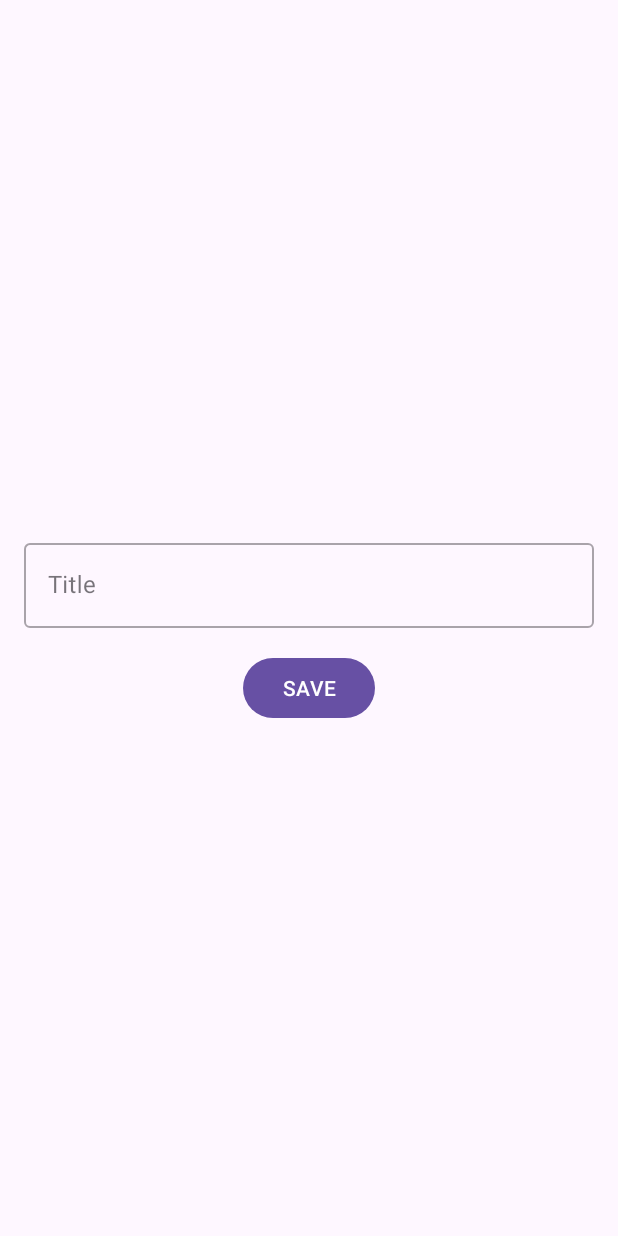
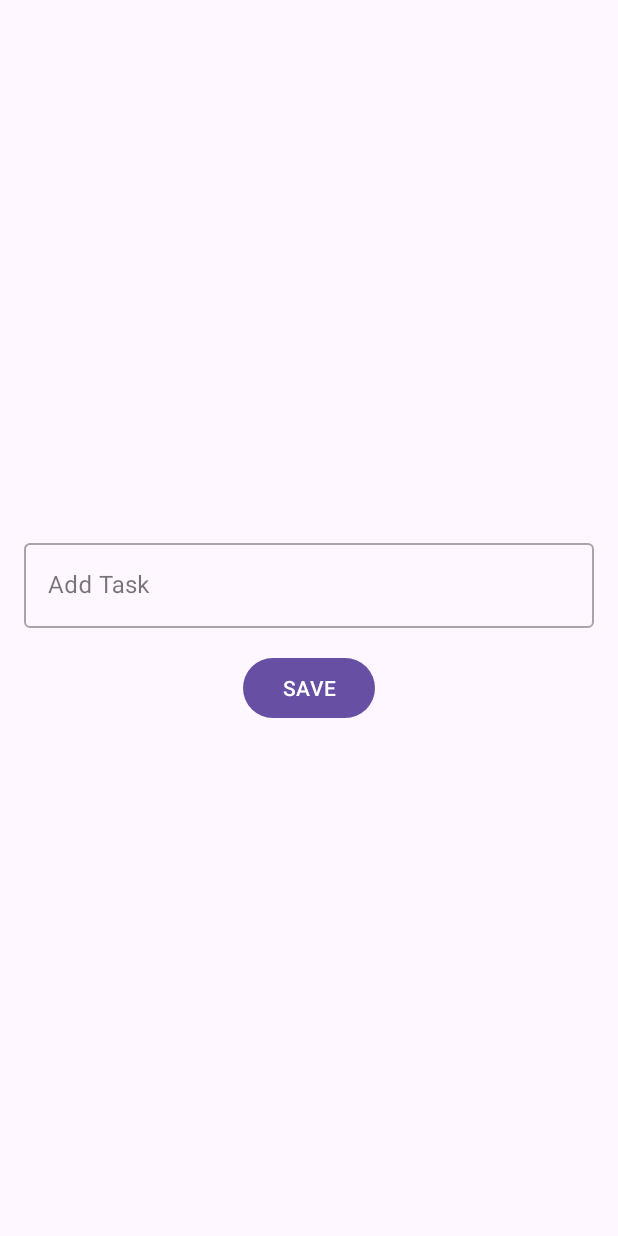
Before and after one commit to aiferAltmyshbaeva/M6_Lesson1_HW1, an Android app: the TaskFragment screen opened through its navigation route, on a phone screen of 412 x 824 dp. Run offline under Robolectric (Android 15) with nearby library versions, the phone set to English and light mode, and no system bars.

Commit message:
hw2 done, UpdateTask function added + spinner filter

```diff
--- a/app/src/main/java/com/example/m6_lesson1_hw1/MainActivity.kt
+++ b/app/src/main/java/com/example/m6_lesson1_hw1/MainActivity.kt
@@ -1,11 +1,9 @@
 package com.example.m6_lesson1_hw1
 
-import androidx.appcompat.app.AppCompatActivity
-import android.os.Bundle
+import com.example.m6_lesson1_hw1.core.base.BaseActivity
+import com.example.m6_lesson1_hw1.databinding.ActivityMainBinding
 
-class MainActivity : AppCompatActivity() {
-    override fun onCreate(savedInstanceState: Bundle?) {
-        super.onCreate(savedInstanceState)
-        setContentView(R.layout.activity_main)
-    }
+class MainActivity : BaseActivity<ActivityMainBinding>() {
+    override fun inflateViewBinding() = ActivityMainBinding.inflate(layoutInflater)
+
 }
--- /dev/null
+++ b/app/src/main/java/com/example/m6_lesson1_hw1/core/base/BaseActivity.kt
@@ -0,0 +1,29 @@
+package com.example.m6_lesson1_hw1.core.base
+
+import android.os.Bundle
+import androidx.appcompat.app.AppCompatActivity
+import androidx.viewbinding.ViewBinding
+
+abstract class BaseActivity<
+        VB : ViewBinding
+        > : AppCompatActivity() {
+
+    protected lateinit var binding: VB
+    protected abstract fun inflateViewBinding(): VB
+
+    override fun onCreate(savedInstanceState: Bundle?) {
+        super.onCreate(savedInstanceState)
+        binding = inflateViewBinding()
+        setContentView(binding.root)
+
+        initInternetConnection()
+        initView()
+        initListener()
+    }
+
+    open fun initInternetConnection() {}
+
+    open fun initView() {}
+
+    open fun initListener() {}
+}
--- /dev/null
+++ b/app/src/main/java/com/example/m6_lesson1_hw1/core/base/BaseFragment.kt
@@ -0,0 +1,48 @@
+package com.example.m6_lesson1_hw1.core.base
+
+import android.os.Bundle
+import android.view.LayoutInflater
+import android.view.View
+import android.view.ViewGroup
+import androidx.fragment.app.Fragment
+import androidx.lifecycle.ViewModel
+import androidx.viewbinding.ViewBinding
+
+abstract class BaseFragment<
+        VB : ViewBinding,
+        VM : ViewModel
+        >(private val bindingInflater: (LayoutInflater, ViewGroup?, Boolean) -> VB) :
+    Fragment() {
+
+    private var _binding: VB? = null
+    protected val binding: VB get() = _binding!!
+    protected abstract val viewModel: VM
+
+
+    override fun onCreateView(
+        inflater: LayoutInflater,
+        container: ViewGroup?,
+        savedInstanceState: Bundle?
+    ): View? {
+        _binding = bindingInflater.invoke(inflater, container, false)
+        return _binding?.root
+    }
+
+    override fun onViewCreated(view: View, savedInstanceState: Bundle?) {
+        super.onViewCreated(view, savedInstanceState)
+        initView()
+        initViewModel()
+        initListener()
+    }
+
+    open fun initViewModel() {}
+
+    open fun initListener() {}
+
+    open fun initView() {}
+
+    override fun onDestroyView() {
+        super.onDestroyView()
+        _binding = null
+    }
+}
--- a/app/src/main/java/com/example/m6_lesson1_hw1/model/Task.kt
+++ b/app/src/main/java/com/example/m6_lesson1_hw1/model/TaskModel.kt
@@ -1,6 +1,6 @@
 package com.example.m6_lesson1_hw1.model
 
-data class Task(
+data class TaskModel(
     val id: Int,
     var title: String,
     var isCompleted: Boolean = false
--- a/app/src/main/java/com/example/m6_lesson1_hw1/ui/StartFragment.kt
+++ b/app/src/main/java/com/example/m6_lesson1_hw1/ui/StartFragment.kt
@@ -1,32 +1,67 @@
 package com.example.m6_lesson1_hw1.ui
 
-import android.os.Bundle
 import android.view.View
-import androidx.fragment.app.Fragment
+import android.widget.AdapterView
+import android.widget.ArrayAdapter
+import android.widget.Spinner
+import androidx.core.os.bundleOf
 import androidx.fragment.app.activityViewModels
 import androidx.navigation.fragment.findNavController
 import com.example.m6_lesson1_hw1.R
+import com.example.m6_lesson1_hw1.core.base.BaseFragment
 import com.example.m6_lesson1_hw1.databinding.FragmentStartBinding
+import com.example.m6_lesson1_hw1.ui.task.adapter.OnTaskClickListener
 import com.example.m6_lesson1_hw1.ui.task.adapter.TaskAdapter
 import com.example.m6_lesson1_hw1.viewmodel.TaskViewModel
 
-class StartFragment : Fragment(R.layout.fragment_start) {
+class StartFragment : BaseFragment<
+        FragmentStartBinding,
+        TaskViewModel
+        >(FragmentStartBinding::inflate) {
 
-    private lateinit var binding: FragmentStartBinding
-    private val viewModel: TaskViewModel by activityViewModels()
+    override val viewModel: TaskViewModel by activityViewModels()
 
-    override fun onViewCreated(view: View, savedInstanceState: Bundle?) {
-        super.onViewCreated(view, savedInstanceState)
-        binding = FragmentStartBinding.bind(view)
+    override fun initView() {
+        super.initView()
+        val adapter = TaskAdapter(viewModel, object : OnTaskClickListener {
+            override fun OnTaskClick(taskId: Int) {
+                val bundle = bundleOf("taskId" to taskId)
+                findNavController().navigate(R.id.action_startFragment_to_taskFragment, bundle)
+            }
+        })
 
-        val adapter = TaskAdapter(viewModel)
         binding.recyclerView.adapter = adapter
 
-        viewModel.tasks.observe(viewLifecycleOwner) { tasks -> adapter.tasks = tasks }
+        viewModel.filteredTasks.observe(viewLifecycleOwner) { tasks -> adapter.tasks = tasks }
 
         binding.fabAddTask.setOnClickListener {
             findNavController().navigate(R.id.action_startFragment_to_taskFragment)
         }
+
+        val spinner: Spinner = binding.spinnerFilter
+        ArrayAdapter.createFromResource(
+            requireContext(), R.array.filter_options, android.R.layout.simple_spinner_item
+        )
+            .also { adapter ->
+                adapter.setDropDownViewResource(android.R.layout.simple_spinner_dropdown_item)
+                spinner.adapter = adapter
+            }
+        spinner.onItemSelectedListener = object : AdapterView.OnItemSelectedListener {
+            override fun onItemSelected(
+                parent: AdapterView<*>?,
+                view: View?,
+                position: Int,
+                id: Long
+            ) {
+                val selected = parent?.getItemAtPosition(position).toString()
+                viewModel.setFilter(selected)
+            }
+
+            override fun onNothingSelected(parent: AdapterView<*>?) {}
+
+        }
+        viewModel.tasks.observe(viewLifecycleOwner) { tasks ->
+            spinner.visibility = if (tasks.isNullOrEmpty()) View.GONE else View.VISIBLE
+        }
     }
-
 }
--- a/app/src/main/java/com/example/m6_lesson1_hw1/ui/task/TaskFragment.kt
+++ b/app/src/main/java/com/example/m6_lesson1_hw1/ui/task/TaskFragment.kt
@@ -1,36 +1,56 @@
 package com.example.m6_lesson1_hw1.ui.task
 
-import android.os.Bundle
 import android.view.View
 import android.widget.Toast
-import androidx.fragment.app.Fragment
 import androidx.fragment.app.activityViewModels
 import androidx.navigation.fragment.findNavController
 import com.example.m6_lesson1_hw1.R
+import com.example.m6_lesson1_hw1.core.base.BaseFragment
 import com.example.m6_lesson1_hw1.databinding.FragmentTaskBinding
-import com.example.m6_lesson1_hw1.model.Task
+import com.example.m6_lesson1_hw1.model.TaskModel
 import com.example.m6_lesson1_hw1.viewmodel.TaskViewModel
 
-class TaskFragment : Fragment(R.layout.fragment_task) {
+class TaskFragment : BaseFragment<
+        FragmentTaskBinding,
+        TaskViewModel
+        >(FragmentTaskBinding::inflate) {
 
-    private lateinit var binding: FragmentTaskBinding
-    private val viewModel: TaskViewModel by activityViewModels()
+    override val viewModel: TaskViewModel by activityViewModels()
 
-    override fun onViewCreated(view: View, savedInstanceState: Bundle?) {
-        super.onViewCreated(view, savedInstanceState)
-        binding = FragmentTaskBinding.bind(view)
+    private var editingTask: TaskModel? = null
 
+    override fun initView() {
+        super.initView()
+        arguments?.getInt("taskId")?.let { taskId ->
+            editingTask = viewModel.getTask(taskId)
+            binding.etTitle.setText(editingTask?.title)
+            binding.checkBox.isChecked = editingTask?.isCompleted ?: false
+            binding.checkBox.visibility = View.VISIBLE
+            binding.btnSave.text = getString(R.string.update)
+        }
+    }
+
+    override fun initListener() {
+        super.initListener()
         binding.btnSave.setOnClickListener {
             val title = binding.etTitle.text.toString()
             if (title.isNotBlank()) {
-                val newTask = Task(id = System.currentTimeMillis().toInt(), title = title)
-                viewModel.addTask(newTask)
+                if (editingTask != null) {
+                    val updatedTask =
+                        editingTask!!.copy(title = title, isCompleted = binding.checkBox.isChecked)
+                    viewModel.updateTask(updatedTask)
+                } else {
+                    val newTask = TaskModel(id = System.currentTimeMillis().toInt(), title = title)
+                    viewModel.addTask(newTask)
+                }
                 findNavController().popBackStack()
             } else {
-                Toast.makeText(requireContext(), "Title cannot be empty", Toast.LENGTH_SHORT).show()
+                Toast.makeText(
+                    requireContext(),
+                    getString(R.string.title_cannot_be_empty), Toast.LENGTH_SHORT
+                ).show()
             }
         }
-
     }
 
 }
--- /dev/null
+++ b/app/src/main/java/com/example/m6_lesson1_hw1/ui/task/adapter/OnTaskClickListener.kt
@@ -0,0 +1,5 @@
+package com.example.m6_lesson1_hw1.ui.task.adapter
+
+interface OnTaskClickListener {
+    fun OnTaskClick(taskId:Int)
+}
--- a/app/src/main/java/com/example/m6_lesson1_hw1/ui/task/adapter/TaskAdapter.kt
+++ b/app/src/main/java/com/example/m6_lesson1_hw1/ui/task/adapter/TaskAdapter.kt
@@ -5,14 +5,18 @@ import android.app.AlertDialog
 import android.view.LayoutInflater
 import android.view.ViewGroup
 import androidx.recyclerview.widget.RecyclerView
+import com.example.m6_lesson1_hw1.R
 import com.example.m6_lesson1_hw1.databinding.ItemTaskBinding
-import com.example.m6_lesson1_hw1.model.Task
+import com.example.m6_lesson1_hw1.model.TaskModel
 import com.example.m6_lesson1_hw1.viewmodel.TaskViewModel
 
-class TaskAdapter(private val viewModel: TaskViewModel) :
+class TaskAdapter(private val viewModel: TaskViewModel, private val listener: OnTaskClickListener) :
     RecyclerView.Adapter<TaskAdapter.TaskViewHolder>() {
+    inner class TaskViewHolder(val binding: ItemTaskBinding) :
+        RecyclerView.ViewHolder(binding.root)
 
-    var tasks = listOf<Task>()
+
+    var tasks = listOf<TaskModel>()
         @SuppressLint("NotifyDataSetChanged")
         set(value) {
             field = value
@@ -28,9 +32,15 @@ class TaskAdapter(private val viewModel: TaskViewModel) :
         return TaskViewHolder(binding)
     }
 
+    override fun getItemCount(): Int {
+        return tasks.size
+    }
+
     override fun onBindViewHolder(holder: TaskViewHolder, position: Int) {
         val task = tasks[position]
+
         holder.binding.apply {
+            checkBox.setOnCheckedChangeListener(null)
             checkBox.isChecked = task.isCompleted
             checkBox.setOnCheckedChangeListener { _, isChecked ->
                 if (task.isCompleted != isChecked) {
@@ -40,19 +50,17 @@ class TaskAdapter(private val viewModel: TaskViewModel) :
             tvTitle.text = task.title
             root.setOnLongClickListener {
                 AlertDialog.Builder(it.context)
-                    .setMessage("Delete Task")
-                    .setPositiveButton("Yes") { _, _ ->
+                    .setMessage(it.context.getString(R.string.delete_task))
+                    .setPositiveButton(it.context.getString(R.string.yes)) { _, _ ->
                         viewModel.deleteTask(task.id)
                     }
-                    .setNegativeButton("No", null)
+                    .setNegativeButton(it.context.getString(R.string.no), null)
                     .show()
                 true
             }
+            root.setOnClickListener {
+                listener.OnTaskClick(task.id)
+            }
         }
     }
-
-    override fun getItemCount() = tasks.size
-
-    inner class TaskViewHolder(val binding: ItemTaskBinding) : RecyclerView.ViewHolder(binding.root)
-
 }
--- a/app/src/main/java/com/example/m6_lesson1_hw1/viewmodel/TaskViewModel.kt
+++ b/app/src/main/java/com/example/m6_lesson1_hw1/viewmodel/TaskViewModel.kt
@@ -3,18 +3,21 @@ package com.example.m6_lesson1_hw1.viewmodel
 import androidx.lifecycle.LiveData
 import androidx.lifecycle.MutableLiveData
 import androidx.lifecycle.ViewModel
-import com.example.m6_lesson1_hw1.model.Task
+import com.example.m6_lesson1_hw1.model.TaskModel
 
 class TaskViewModel : ViewModel() {
 
-    private val _tasks = MutableLiveData<MutableList<Task>>()
-    val tasks: LiveData<MutableList<Task>> get() = _tasks
+    private val _tasks = MutableLiveData<MutableList<TaskModel>>()
+    val tasks: LiveData<MutableList<TaskModel>> get() = _tasks
+
+    private val _filteredTasks = MutableLiveData<List<TaskModel>>()
+    val filteredTasks: LiveData<List<TaskModel>> get() = _filteredTasks
 
     init {
         _tasks.value = mutableListOf()
     }
 
-    fun addTask(task: Task) {
+    fun addTask(task: TaskModel) {
         _tasks.value?.add(task)
         _tasks.postValue(_tasks.value)
     }
@@ -29,4 +32,24 @@ class TaskViewModel : ViewModel() {
         _tasks.value?.removeIf { it.id == taskId }
         _tasks.postValue(_tasks.value)
     }
+
+    fun getTask(taskId: Int): TaskModel? {
+        return _tasks.value?.find { it.id == taskId }
+    }
+
+    fun updateTask(updatedTask: TaskModel) {
+        _tasks.value?.find { it.id == updatedTask.id }?.apply {
+            title = updatedTask.title
+            isCompleted = updatedTask.isCompleted
+        }
+        _tasks.postValue(_tasks.value)
+    }
+
+    fun setFilter(filter: String) {
+        _filteredTasks.value = when (filter) {
+            "Completed Tasks" -> _tasks.value?.filter { it.isCompleted }
+            "Uncompleted Tasks" -> _tasks.value?.filter { !it.isCompleted }
+            else -> _tasks.value
+        }
+    }
 }
--- a/app/src/main/res/layout/fragment_task.xml
+++ b/app/src/main/res/layout/fragment_task.xml
@@ -7,29 +7,43 @@
     android:orientation="vertical"
     tools:context=".ui.task.TaskFragment">
 
+    <LinearLayout
+        android:layout_width="match_parent"
+        android:layout_height="wrap_content"
+        android:orientation="horizontal">
+
+        <CheckBox
+            android:id="@+id/checkBox"
+            android:layout_width="wrap_content"
+            android:layout_height="wrap_content"
+            android:gravity="center_horizontal"
+            android:visibility="gone" />
+
         <com.google.android.material.textfield.TextInputLayout
             android:id="@+id/til_task"
             style="@style/Widget.MaterialComponents.TextInputLayout.OutlinedBox"
             android:layout_width="match_parent"
             android:layout_height="wrap_content"
-        android:layout_marginHorizontal="16dp"
-        android:layout_marginTop="16dp">
+            android:layout_marginHorizontal="@dimen/standard_margin"
+            android:layout_marginTop="@dimen/standard_margin">
 
             <com.google.android.material.textfield.TextInputEditText
                 android:id="@+id/et_title"
                 android:layout_width="match_parent"
                 android:layout_height="wrap_content"
-            android:hint="@string/title"
+                android:hint="@string/add_task"
                 tools:ignore="Autofill,TextFields" />
 
         </com.google.android.material.textfield.TextInputLayout>
+
+    </LinearLayout>
 
     <Button
         android:id="@+id/btn_save"
         android:layout_width="wrap_content"
         android:layout_height="wrap_content"
-        android:layout_marginHorizontal="16dp"
-        android:layout_marginTop="16dp"
+        android:layout_marginHorizontal="@dimen/standard_margin"
+        android:layout_marginTop="@dimen/standard_margin"
         android:gravity="center"
         android:text="@string/save" />
 
--- a/app/src/main/res/layout/item_task.xml
+++ b/app/src/main/res/layout/item_task.xml
@@ -3,7 +3,7 @@
     android:layout_width="match_parent"
     android:layout_height="wrap_content"
     android:orientation="horizontal"
-    android:padding="16dp">
+    android:padding="@dimen/standard_margin">
 
     <CheckBox
         android:id="@+id/checkBox"
--- /dev/null
+++ b/app/src/main/res/values/dimens.xml
@@ -0,0 +1,4 @@
+<?xml version="1.0" encoding="utf-8"?>
+<resources>
+    <dimen name="standard_margin">16dp</dimen>
+</resources>
--- a/app/src/main/res/values/strings.xml
+++ b/app/src/main/res/values/strings.xml
@@ -5,4 +5,18 @@
     <string name="title">Title</string>
     <string name="save">SAVE</string>
     <string name="add_task">Add Task</string>
+    <string name="title_cannot_be_empty">Title cannot be empty</string>
+    <string name="delete_task">Delete Task</string>
+    <string name="yes">Yes</string>
+    <string name="no">No</string>
+    <string name="update">UPDATE</string>
+    <string name="all_tasks">All Tasks</string>
+    <string name="completed_tasks">Completed Tasks</string>
+    <string name="uncompleted_tasks">Uncompleted Tasks</string>
+
+    <string-array name="filter_options">
+        <item>@string/all_tasks</item>
+        <item>@string/completed_tasks</item>
+        <item>@string/uncompleted_tasks</item>
+    </string-array>
 </resources>
```
Also changed, not shown: app/src/main/res/layout/fragment_start.xml (+11 -1 lines). Lines whose indentation alone changed are shown as unchanged.
